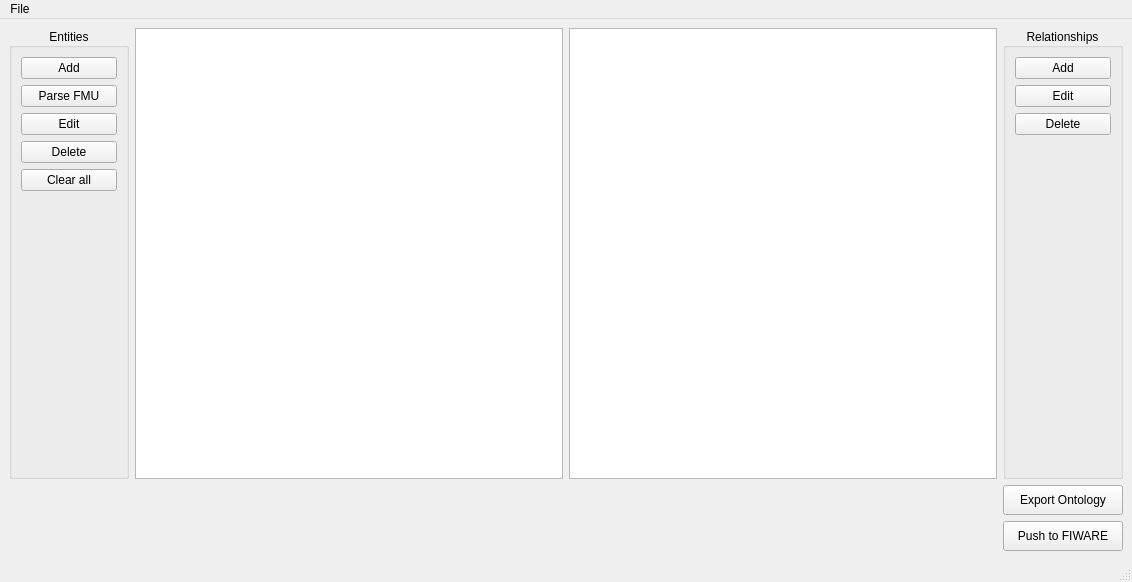
ErnestoVivas/FiBEM, file src/gui/mainwindow_ui.ui: the form before one commit.
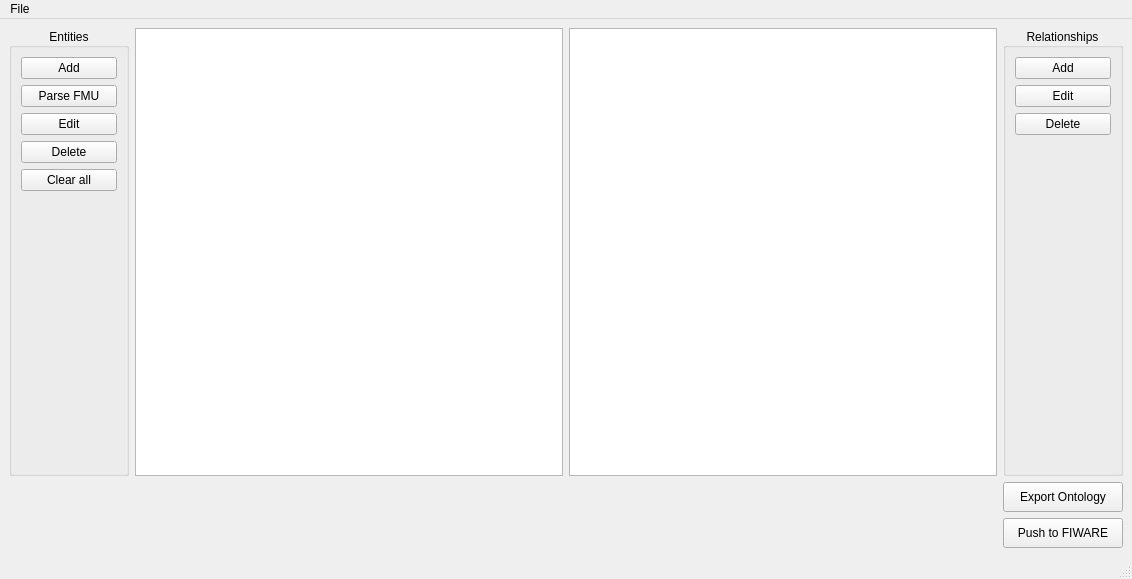
The form after the commit.

What changed in the file:
```diff
--- a/src/gui/mainwindow_ui.ui
+++ b/src/gui/mainwindow_ui.ui
@@ -7,7 +7,7 @@
     <x>0</x>
     <y>0</y>
     <width>1132</width>
-    <height>582</height>
+    <height>579</height>
    </rect>
   </property>
   <property name="windowTitle">
```
